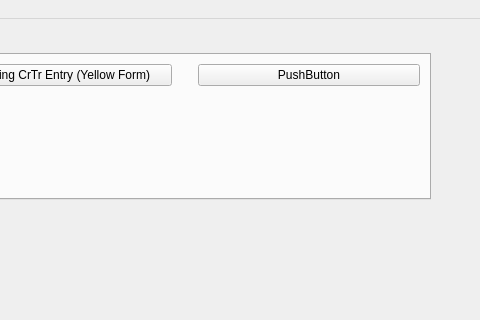
The window that ui/MainWindow.ui (HunterProgram22/MuniEntry) describes before a commit, drawn with Qt 5; both pictures show x 320 to 800 and y 0 to 320 of the 800 by 600 pixel window.
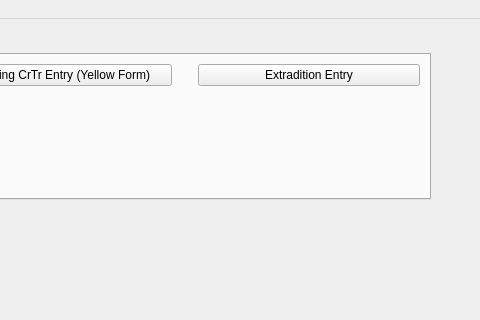
The same window after the commit.

Commit message: Added extradition entry dialog.

Diff of the .ui file:
```diff
--- a/ui/MainWindow.ui
+++ b/ui/MainWindow.ui
@@ -34,7 +34,7 @@
       <item row="0" column="4">
        <widget class="QPushButton" name="pushButton_2">
         <property name="text">
-         <string>PushButton</string>
+         <string>Extradition Entry</string>
         </property>
        </widget>
       </item>
```
Left out of the diff: 18 changed lines with no effect on the pictures. The commit also changes 10 other files.
